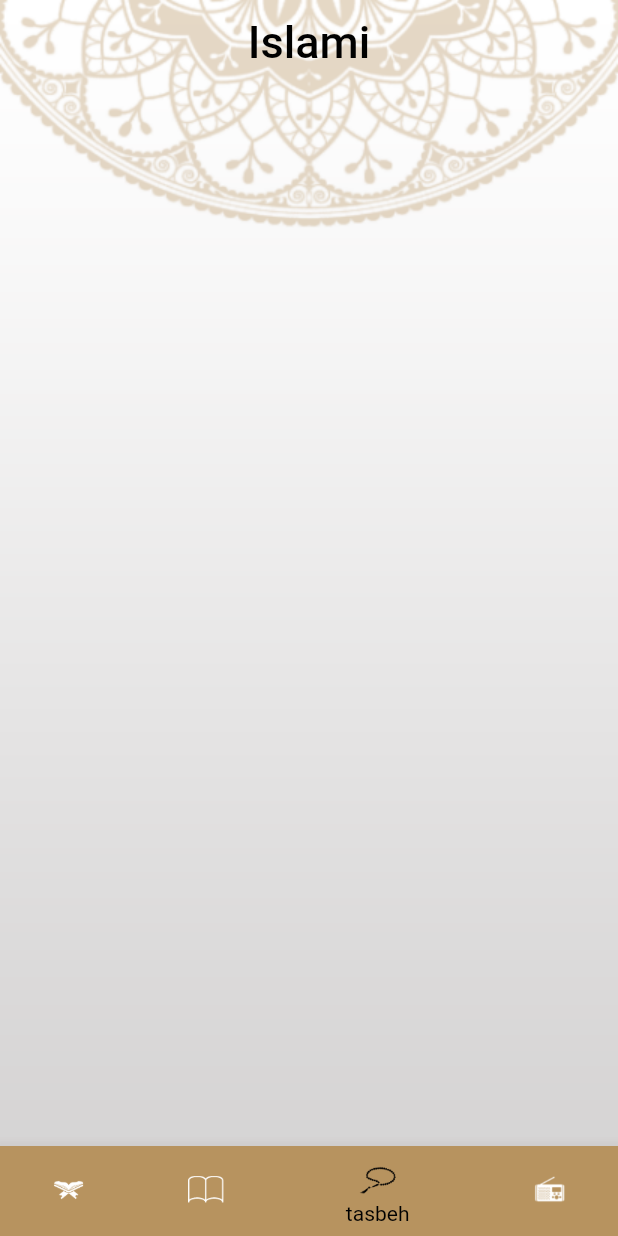
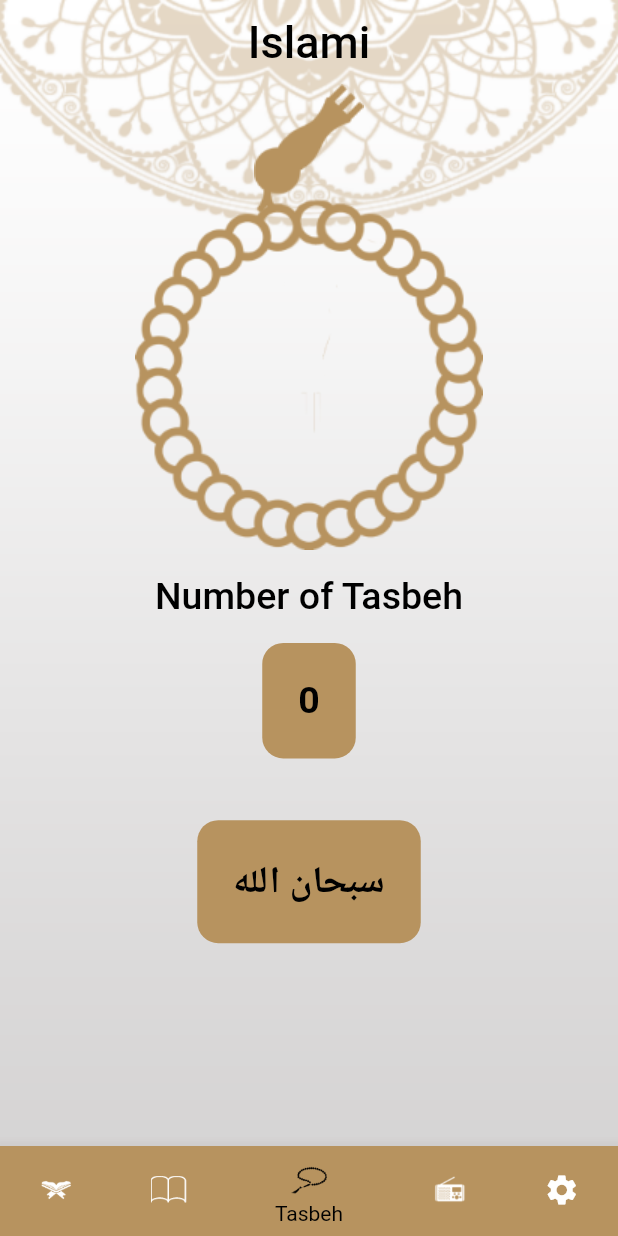
Before and after one commit to SamirAtef/Islami_app_flutter_final, a Flutter app: the screen it shows after launch, item 3 of the bottom bar chosen, on a phone screen of 412 x 824 dp. Run offline on Flutter 3.47's test engine with Material 2 defaults, Android fonts, the phone set to English and light mode, and no system bars; generated files the repository leaves out were written again.

Commit message:
add localization and arabic language add tasbeh tab

```diff
--- /dev/null
+++ b/l10n.yaml
@@ -0,0 +1,3 @@
+arb-dir: lib/l10n
+template-arb-file: app_en.arb
+output-localization-file: app_localizations.dart
--- a/lib/home/home_screen.dart
+++ b/lib/home/home_screen.dart
@@ -1,6 +1,8 @@
 import 'package:flutter/material.dart';
+import 'package:flutter_gen/gen_l10n/app_localizations.dart';
 import 'package:islami_app_f/home/quran/quran_tab.dart';
 import 'package:islami_app_f/home/radio/radio_tab.dart';
+import 'package:islami_app_f/home/settings/settings_tab.dart';
 import 'package:islami_app_f/home/tasbeh/tasbhe_tab.dart';
 
 import 'hadeth/hadeth_tab.dart';
@@ -31,7 +33,7 @@ class _HomeScreenState extends State<HomeScreen> {
           title: Center(
             child: Text(
               //AppLocalizations.of(context)!.app_title,
-              'Islami',
+              AppLocalizations.of(context)!.app_title,
             ),
           ),
         ),
@@ -50,25 +52,29 @@ class _HomeScreenState extends State<HomeScreen> {
                 icon: ImageIcon(
                   AssetImage('assets/images/quran.png'),
                 ),
-                label: 'quran',
+                label: AppLocalizations.of(context)!.quran_title,
               ),
               BottomNavigationBarItem(
                 icon: ImageIcon(
                   AssetImage('assets/images/ic_hadeth.png'),
                 ),
-                label: 'hadeth',
+                label: AppLocalizations.of(context)!.hadeth_title,
               ),
               BottomNavigationBarItem(
                 icon: ImageIcon(
                   AssetImage('assets/images/sebha.png'),
                 ),
-                label: 'tasbeh',
+                label: AppLocalizations.of(context)!.tasbeh_title,
               ),
               BottomNavigationBarItem(
                 icon: ImageIcon(
                   AssetImage('assets/images/radio.png'),
                 ),
-                label: 'radio',
+                label: AppLocalizations.of(context)!.radio_title,
+              ),
+              BottomNavigationBarItem(
+                icon: Icon(Icons.settings),
+                label: AppLocalizations.of(context)!.settings_title,
               ),
             ],
           ),
@@ -78,5 +84,11 @@ class _HomeScreenState extends State<HomeScreen> {
     );
   }
 
-  List<Widget> tabs = [QuranTab(), HadethTab(), TasbehTab(), RadioTab()];
+  List<Widget> tabs = [
+    QuranTab(),
+    HadethTab(),
+    TasbehTab(),
+    RadioTab(),
+    SettingsTab()
+  ];
 }
--- /dev/null
+++ b/lib/home/providers/settings_provider.dart
@@ -0,0 +1,13 @@
+import 'package:flutter/material.dart';
+
+class SettingsProvider extends ChangeNotifier {
+  String currentLang = 'en';
+
+  void changeLanguage(String newLang) {
+    if (newLang == currentLang) {
+      return;
+    }
+    currentLang = newLang;
+    notifyListeners();
+  }
+}
--- a/lib/home/tasbeh/tasbhe_tab.dart
+++ b/lib/home/tasbeh/tasbhe_tab.dart
@@ -1,10 +1,109 @@
+import 'dart:math' as maths;
+
 import 'package:flutter/material.dart';
+import 'package:flutter_gen/gen_l10n/app_localizations.dart';
 
-class TasbehTab extends StatelessWidget {
+class TasbehTab extends StatefulWidget {
+  @override
+  State<TasbehTab> createState() => _TasbehTabState();
+}
+
+class _TasbehTabState extends State<TasbehTab> {
+  int counter = 0;
+  int index = 0;
+  double angle = 0;
+  List<String> tasbeh = [
+    'سبحان الله',
+    'الحمد الله',
+    'الله اكبر',
+    'لا إله الا الله',
+    'استغفر الله'
+  ];
+
   @override
   Widget build(BuildContext context) {
     return Container(
-      color: Colors.transparent,
+      width: double.infinity,
+      child: Column(
+        children: [
+          Stack(
+            alignment: Alignment.topCenter,
+            children: [
+              Image.asset('assets/images/head_of_sebha.png'),
+              InkWell(
+                onTap: onTasbehTab,
+                child: Container(
+                  padding: EdgeInsets.only(
+                    top: MediaQuery.of(context).size.height * 0.093,
+                    bottom: MediaQuery.of(context).size.height * 0.02,
+                  ),
+                  child: Transform.rotate(
+                    angle: maths.pi / 180 * angle,
+                    child: Image.asset('assets/images/body_of_sebha.png'),
+                  ),
+                ),
+              ),
+            ],
+          ),
+          Text(
+            AppLocalizations.of(context)!.numOfTasbeh,
+            textAlign: TextAlign.center,
+            style: TextStyle(
+              fontSize: 25,
+              fontWeight: FontWeight.w500,
+            ),
+          ),
+          SizedBox(
+            height: MediaQuery.of(context).size.height * 0.02,
+          ),
+          Container(
+            padding: EdgeInsets.all(24),
+            decoration: BoxDecoration(
+              color: Color(0xffB7935F),
+              borderRadius: BorderRadius.circular(14),
+            ),
+            child: Text(
+              '$counter',
+              textAlign: TextAlign.center,
+              style: TextStyle(
+                fontSize: 25,
+                fontWeight: FontWeight.bold,
+              ),
+            ),
+          ),
+          SizedBox(
+            height: MediaQuery.of(context).size.height * 0.05,
+          ),
+          Container(
+            padding: EdgeInsets.all(24),
+            decoration: BoxDecoration(
+              color: Color(0xffB7935F),
+              borderRadius: BorderRadius.circular(14),
+            ),
+            child: Text(
+              '${tasbeh[index]}',
+              textAlign: TextAlign.center,
+              style: TextStyle(
+                fontSize: 25,
+                fontWeight: FontWeight.bold,
+              ),
+            ),
+          ),
+        ],
+      ),
     );
   }
+
+  void onTasbehTab() {
+    counter++;
+    if (counter % 33 == 0) {
+      index++;
+      if (index == tasbeh.length) {
+        index = 0;
+      }
+    }
+    print(index);
+    angle += 1 / 33 * 100;
+    setState(() {});
+  }
 }
--- a/lib/main.dart
+++ b/lib/main.dart
@@ -1,21 +1,31 @@
 import 'package:flutter/material.dart';
+import 'package:flutter_gen/gen_l10n/app_localizations.dart';
 import 'package:islami_app_f/home/hadeth/hadeth_details.dart';
+import 'package:islami_app_f/home/providers/settings_provider.dart';
 import 'package:islami_app_f/home/quran/sura_details.dart';
 import 'package:islami_app_f/my_theme.dart';
 import 'package:islami_app_f/splash_screen.dart';
+import 'package:provider/provider.dart';
 
 import 'home/home_screen.dart';
-
 void main() {
-  runApp(MyApp());
+  runApp(ChangeNotifierProvider<SettingsProvider>(
+      create: (buildContext) {
+        return SettingsProvider();
+      },
+      child: MyApp()));
 }
 
 class MyApp extends StatelessWidget {
   @override
   Widget build(BuildContext context) {
+    var settingsProvider = Provider.of<SettingsProvider>(context);
     return MaterialApp(
       debugShowCheckedModeBanner: false,
       theme: MyTheme.lightTheme,
+      localizationsDelegates: AppLocalizations.localizationsDelegates,
+      supportedLocales: AppLocalizations.supportedLocales,
+      locale: Locale(settingsProvider.currentLang),
       routes: {
         SplashScreen.routeName: (_) => SplashScreen(),
         HomeScreen.routeName: (_) => HomeScreen(),
--- a/pubspec.yaml
+++ b/pubspec.yaml
@@ -30,7 +30,11 @@ environment:
 dependencies:
   flutter:
     sdk: flutter
+  flutter_localizations:
+    sdk: flutter
 
+  intl: any
+  provider: ^6.0.5
 
   # The following adds the Cupertino Icons font to your application.
   # Use with the CupertinoIcons class for iOS style icons.
@@ -52,6 +56,8 @@ dev_dependencies:
 
 # The following section is specific to Flutter packages.
 flutter:
+
+  generate: true # Add this line
 
   # The following line ensures that the Material Icons font is
   # included with your application, so that you can use the icons in
```
Also changed, not shown: lib/home/settings/language_bottom_sheet.dart (added, +66 -0 lines), lib/home/settings/settings_tab.dart (added, +86 -0 lines), lib/l10n/app_ar.arb (added, +12 -0 lines), lib/l10n/app_en.arb (added, +12 -0 lines), assets/images/2.0x/body_of_sebha@2x.png (added), assets/images/2.0x/head_of_sebha@2x.png (added), assets/images/3.0x/body_of_sebha@3x.png (added), assets/images/3.0x/head_of_sebha@3x.png (added), assets/images/body_of_sebha.png (added), assets/images/head_of_sebha.png (added), pubspec.lock.
